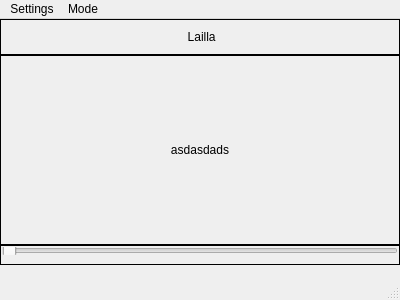
kinesis19/MyRobotOnline, file src/MainModeGUI.ui: the form before one commit.
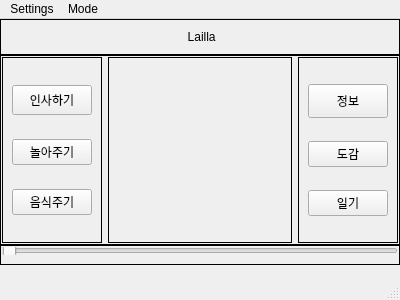
The form after the commit.

Commit message: 인사하기 시스템 구현

What changed in the file:
```diff
--- a/src/MainModeGUI.ui
+++ b/src/MainModeGUI.ui
@@ -163,19 +163,109 @@
         <property name="bottomMargin">
          <number>1</number>
         </property>
+        <item>
+         <widget class="QFrame" name="verticalFrame_Left">
+          <property name="maximumSize">
+           <size>
+            <width>100</width>
+            <height>186</height>
+           </size>
+          </property>
+          <property name="frameShape">
+           <enum>QFrame::Shape::Box</enum>
+          </property>
+          <layout class="QVBoxLayout" name="verticalLayout_2">
+           <property name="spacing">
+            <number>6</number>
+           </property>
+           <item>
+            <widget class="QPushButton" name="pushButton_1">
+             <property name="maximumSize">
+              <size>
+               <width>100</width>
+               <height>30</height>
+              </size>
+             </property>
+             <property name="text">
+              <string>인사하기</string>
+             </property>
+            </widget>
+           </item>
+           <item>
+            <widget class="QPushButton" name="pushButton_2">
+             <property name="text">
+              <string>놀아주기</string>
+             </property>
+            </widget>
+           </item>
+           <item>
+            <widget class="QPushButton" name="pushButton_3">
+             <property name="text">
+              <string>음식주기</string>
+             </property>
+            </widget>
+           </item>
+          </layout>
+         </widget>
+        </item>
         <item>
          <widget class="QLabel" name="label">
           <property name="enabled">
            <bool>true</bool>
           </property>
+          <property name="frameShape">
+           <enum>QFrame::Shape::Box</enum>
+          </property>
           <property name="text">
-           <string>asdasdads</string>
+           <string>&lt;Character Img&gt;</string>
           </property>
           <property name="alignment">
            <set>Qt::AlignmentFlag::AlignCenter</set>
           </property>
          </widget>
         </item>
+        <item>
+         <widget class="QFrame" name="verticalFrame_right">
+          <property name="maximumSize">
+           <size>
+            <width>100</width>
+            <height>186</height>
+           </size>
+          </property>
+          <property name="frameShape">
+           <enum>QFrame::Shape::Box</enum>
+          </property>
+          <layout class="QVBoxLayout" name="verticalLayout_3">
+           <item>
+            <widget class="QPushButton" name="pushButton_4">
+             <property name="maximumSize">
+              <size>
+               <width>100</width>
+               <height>34</height>
+              </size>
+             </property>
+             <property name="text">
+              <string>정보</string>
+             </property>
+            </widget>
+           </item>
+           <item>
+            <widget class="QPushButton" name="pushButton_5">
+             <property name="text">
+              <string>도감</string>
+             </property>
+            </widget>
+           </item>
+           <item>
+            <widget class="QPushButton" name="pushButton_6">
+             <property name="text">
+              <string>일기</string>
+             </property>
+            </widget>
+           </item>
+          </layout>
+         </widget>
+        </item>
        </layout>
       </widget>
      </item>
```
The commit also changes 4 other files.
